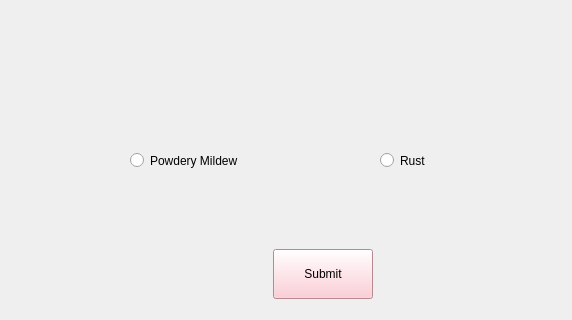
Qt form gui/home.ui (ascii-monk123/PhytoMonk) before a commit; both pictures show x 360 to 932 and y 331 to 651 of the 1366 by 768 pixel window.
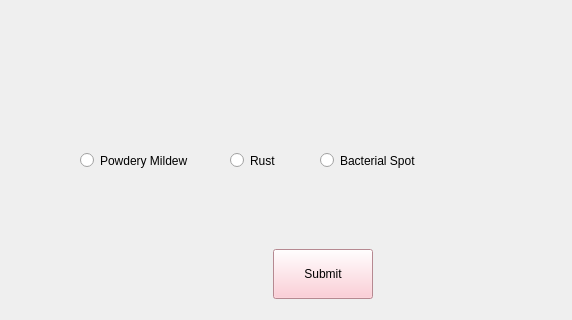
The same form after that commit. Icons and pictures are not drawn.

Commit message: feat:updated detection server and detection gui for bacterial spot

Diff of the .ui file:
```diff
--- a/gui/home.ui
+++ b/gui/home.ui
@@ -72,7 +72,7 @@
   <widget class="QRadioButton" name="mildew_select">
    <property name="geometry">
     <rect>
-     <x>490</x>
+     <x>440</x>
      <y>480</y>
      <width>141</width>
      <height>23</height>
@@ -85,9 +85,9 @@
   <widget class="QRadioButton" name="rust_select">
    <property name="geometry">
     <rect>
-     <x>740</x>
+     <x>590</x>
      <y>480</y>
-     <width>112</width>
+     <width>70</width>
      <height>23</height>
     </rect>
    </property>
@@ -95,6 +95,19 @@
     <string>Rust</string>
    </property>
   </widget>
+  <widget class="QRadioButton" name="bacterialSpot_select">
+   <property name="geometry">
+    <rect>
+     <x>680</x>
+     <y>480</y>
+     <width>120</width>
+     <height>23</height>
+    </rect>
+   </property>
+   <property name="text">
+    <string>Bacterial Spot</string>
+   </property>
+  </widget>
   <widget class="QLabel" name="label">
    <property name="geometry">
     <rect>
```
The commit also changes 9 other files.
